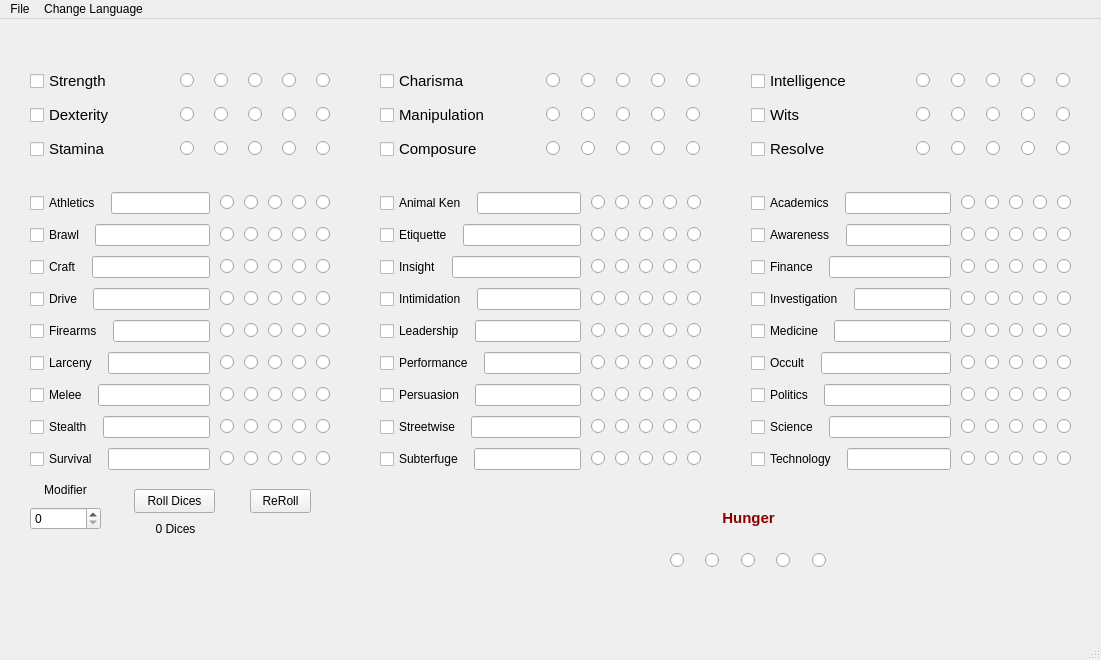
This is mainwindow.ui in Pkow1999/Vampire-The-Masquerade-V5-Character-Sheet as Qt 5 draws it before an edit. The edited form follows.
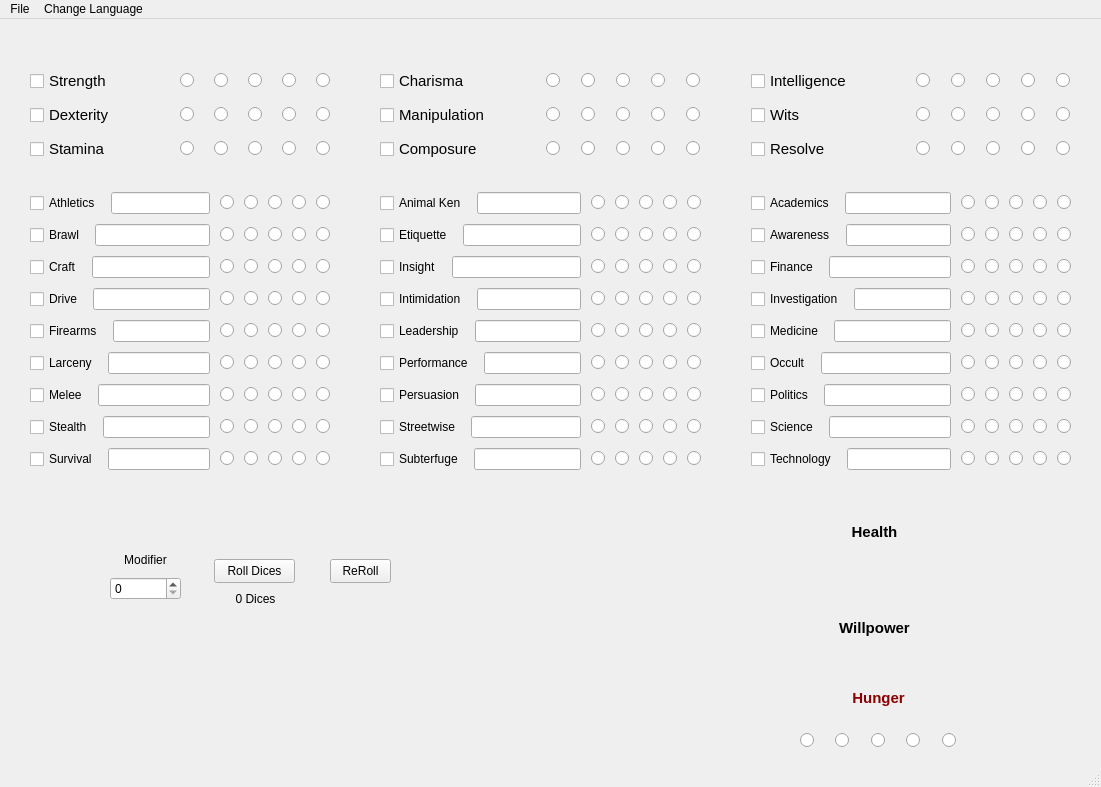
This is the edited form.

Patch:
```diff
--- a/mainwindow.ui
+++ b/mainwindow.ui
@@ -7,7 +7,7 @@
     <x>0</x>
     <y>0</y>
     <width>1101</width>
-    <height>660</height>
+    <height>787</height>
    </rect>
   </property>
   <property name="sizePolicy">
@@ -32,8 +32,8 @@
    <widget class="QPushButton" name="pushButton">
     <property name="geometry">
      <rect>
-      <x>134</x>
-      <y>470</y>
+      <x>214</x>
+      <y>540</y>
       <width>81</width>
       <height>24</height>
      </rect>
@@ -45,8 +45,8 @@
    <widget class="QWidget" name="verticalLayoutWidget">
     <property name="geometry">
      <rect>
-      <x>670</x>
-      <y>480</y>
+      <x>800</x>
+      <y>660</y>
       <width>157</width>
       <height>80</height>
      </rect>
@@ -3491,8 +3491,8 @@
    <widget class="QPushButton" name="pushButton_2">
     <property name="geometry">
      <rect>
-      <x>250</x>
-      <y>470</y>
+      <x>330</x>
+      <y>540</y>
       <width>61</width>
       <height>24</height>
      </rect>
@@ -3504,8 +3504,8 @@
    <widget class="QLabel" name="label_2">
     <property name="geometry">
      <rect>
-      <x>140</x>
-      <y>500</y>
+      <x>220</x>
+      <y>570</y>
       <width>71</width>
       <height>20</height>
      </rect>
@@ -3529,8 +3529,8 @@
    <widget class="QWidget" name="verticalLayoutWidget_2">
     <property name="geometry">
      <rect>
-      <x>30</x>
-      <y>460</y>
+      <x>110</x>
+      <y>530</y>
       <width>71</width>
       <height>51</height>
      </rect>
@@ -3557,8 +3557,8 @@
    <widget class="QWidget" name="horizontalLayoutWidget_3">
     <property name="geometry">
      <rect>
-      <x>50</x>
-      <y>530</y>
+      <x>30</x>
+      <y>600</y>
       <width>501</width>
       <height>80</height>
      </rect>
@@ -3568,13 +3568,83 @@
    <widget class="QWidget" name="verticalLayoutWidget_3">
     <property name="geometry">
      <rect>
-      <x>890</x>
-      <y>510</y>
-      <width>160</width>
-      <height>80</height>
+      <x>679</x>
+      <y>470</y>
+      <width>391</width>
+      <height>181</height>
      </rect>
     </property>
-    <layout class="QVBoxLayout" name="verticalLayout_7"/>
+    <layout class="QVBoxLayout" name="verticalLayout_13">
+     <property name="spacing">
+      <number>10</number>
+     </property>
+     <property name="sizeConstraint">
+      <enum>QLayout::SetDefaultConstraint</enum>
+     </property>
+     <item>
+      <layout class="QVBoxLayout" name="verticalLayout_7">
+       <item>
+        <widget class="QLabel" name="label_4">
+         <property name="font">
+          <font>
+           <pointsize>11</pointsize>
+           <bold>true</bold>
+          </font>
+         </property>
+         <property name="styleSheet">
+          <string notr="true"/>
+         </property>
+         <property name="text">
+          <string>Health</string>
+         </property>
+         <property name="alignment">
+          <set>Qt::AlignCenter</set>
+         </property>
+        </widget>
+       </item>
+       <item>
+        <layout class="QHBoxLayout" name="Health">
+         <property name="spacing">
+          <number>6</number>
+         </property>
+         <property name="sizeConstraint">
+          <enum>QLayout::SetFixedSize</enum>
+         </property>
+        </layout>
+       </item>
+      </layout>
+     </item>
+     <item>
+      <layout class="QVBoxLayout" name="verticalLayout_10">
+       <item>
+        <widget class="QLabel" name="label_5">
+         <property name="font">
+          <font>
+           <pointsize>11</pointsize>
+           <bold>true</bold>
+          </font>
+         </property>
+         <property name="text">
+          <string>Willpower</string>
+         </property>
+         <property name="alignment">
+          <set>Qt::AlignCenter</set>
+         </property>
+        </widget>
+       </item>
+       <item>
+        <layout class="QHBoxLayout" name="Willpower">
+         <property name="spacing">
+          <number>6</number>
+         </property>
+         <property name="sizeConstraint">
+          <enum>QLayout::SetFixedSize</enum>
+         </property>
+        </layout>
+       </item>
+      </layout>
+     </item>
+    </layout>
    </widget>
   </widget>
   <widget class="QStatusBar" name="statusbar"/>
```
Left out of the diff: 236 changed lines with no effect on the pictures.
